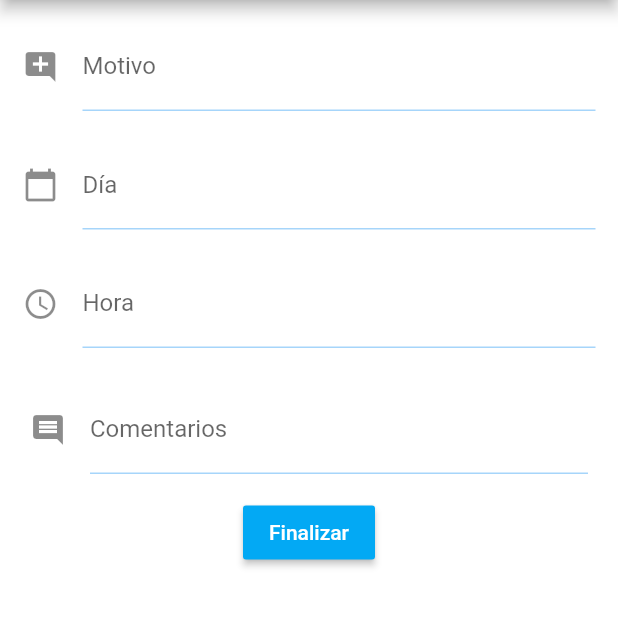
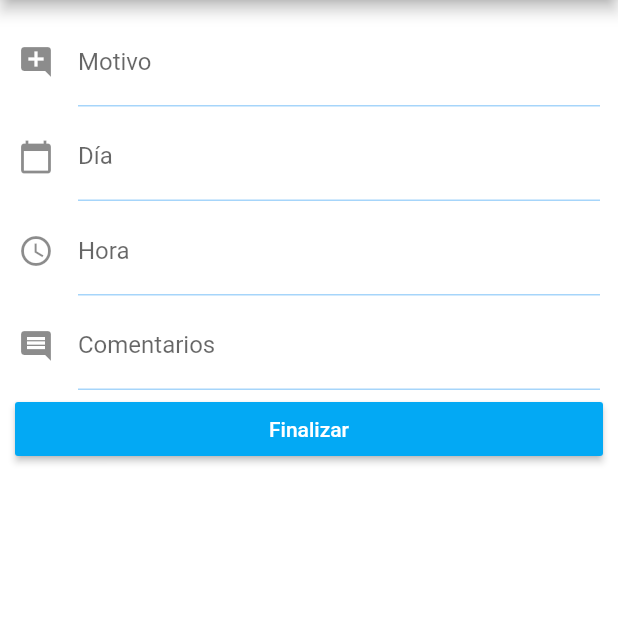
Before and after one commit to palomita01/CitaMedic---Flutter, a Flutter app: the GetTurn screen opened directly, after a tap on "Siguiente", on a phone screen of 412 x 824 dp, the part 84-712 px from its top. Run offline on Flutter 3.47's test engine with Material 2 defaults, Android fonts, the phone set to English and light mode, and no system bars; our stand-ins replace flutter_svg; missing offline and left inert: adobe_xd.

Commit message:
Corrección de errores en la interfaz

```diff
--- a/lib/getturn.dart
+++ b/lib/getturn.dart
@@ -12,6 +12,7 @@ class GetTurn extends StatelessWidget {
   final TextEditingController _controllerDeleg = TextEditingController();
   final TextEditingController _controllerEmail = TextEditingController();
   final TextEditingController _controllerTel = TextEditingController();
+  final TextEditingController _probador = TextEditingController();
 
   @override
   Widget build(BuildContext context) {
@@ -19,98 +20,41 @@ class GetTurn extends StatelessWidget {
       appBar: AppBar(
         title: Text("Solicitá tu turno"),
       ),
-      body: Padding(
-        padding: const EdgeInsets.all(50.0),
-        child: Column(
+      body: ListView(
+        padding: const EdgeInsets.all(10.0),
         children: <Widget>[
           // formularios y sus atributos
-            Padding(
-              padding: const EdgeInsets.all(2.0),
-              child: TextField(
-                  controller: _controllerNyA,
-                  decoration: InputDecoration(
-                    border: OutlineInputBorder(
-                      borderRadius: BorderRadius.circular(20.0),
+          //Textfield de Nombre y Apellido
+          createTextField("Nombre y Apellido", Icon(Icons.account_circle),
+              TextInputType.text, _controllerNyA),
+          //TextField de DNi
+          createTextField("DNI", Icon(Icons.assignment_ind),
+              TextInputType.number, _controllerDNI),
+
+          //TextField de Provincia
+          createTextField("Provincia", Icon(Icons.list), TextInputType.text,
+              _controllerProv),
+
+          //TextField de Delegación
+          createTextField("Delegación", Icon(Icons.location_on),
+              TextInputType.text, _controllerDeleg),
+
+          //TextField de Email
+          createTextField("E-mail", Icon(Icons.alternate_email),
+              TextInputType.emailAddress, _controllerEmail),
+
+          //TextField de Teléfono
+          createTextField("Teléfono", Icon(Icons.phone_android),
+              TextInputType.phone, _controllerTel),
+          // me devuelve los datos que pido luego de presionar el boton
+          createRaisedButton(context)
+        ],
       ),
-                    labelText: 'Nombre y Apellido',
-                    // suffixIcon: Icon(Icons.accessibility),
-                    icon: Icon(Icons.account_circle),
-                  ),
-                  keyboardType: TextInputType.text),
-            ),
-            Padding(
-              padding: const EdgeInsets.all(2.0),
-              child: TextField(
-                  controller: _controllerDNI,
-                  decoration: InputDecoration(
-                    border: OutlineInputBorder(
-                      borderRadius: BorderRadius.circular(20.0),
-                    ),
-                    labelText: 'DNI',
-                    // suffixIcon: Icon(Icons.accessibility),
-                    icon: Icon(Icons.assignment_ind),
-                  ),
-                  keyboardType: TextInputType.text),
-            ),
-            Padding(
-              padding: const EdgeInsets.all(2.0),
-              child: TextField(
-                  controller: _controllerProv,
-                  decoration: InputDecoration(
-                    border: OutlineInputBorder(
-                      borderRadius: BorderRadius.circular(20.0),
-                    ),
-                    labelText: 'Provincia',
-                    // suffixIcon: Icon(Icons.accessibility),
-                    icon: Icon(Icons.list),
-                  ),
-                  keyboardType: TextInputType.text),
-            ),
-            Padding(
-              padding: const EdgeInsets.all(2.0),
-              child: TextField(
-                  controller: _controllerDeleg,
-                  decoration: InputDecoration(
-                    border: OutlineInputBorder(
-                      borderRadius: BorderRadius.circular(20.0),
-                    ),
-                    labelText: 'Delegacion',
-                    // suffixIcon: Icon(Icons.accessibility),
-                    icon: Icon(Icons.location_on),
-                  ),
-                  keyboardType: TextInputType.text),
-            ),
-            Padding(
-              padding: const EdgeInsets.all(2.0),
-              child: TextField(
-                  controller: _controllerEmail,
-                  decoration: InputDecoration(
-                    // esto es una decoracion
-                    border: OutlineInputBorder(
-                      borderRadius: BorderRadius.circular(20.0),
-                    ),
-                    labelText: 'E-mail',
-                    // suffixIcon: Icon(Icons.accessibility),
-                    icon: Icon(Icons.alternate_email),
-                  ),
-                  keyboardType: TextInputType.text),
-            ),
-            Padding(
-              padding: const EdgeInsets.all(2.0),
-              child: TextField(
-                  controller: _controllerTel,
-                  decoration: InputDecoration(
-                    border: OutlineInputBorder(
-                      borderRadius: BorderRadius.circular(20.0),
-                    ),
-                    labelText: 'Teléfono',
-                    // suffixIcon: Icon(Icons.accessibility),
-                    icon: Icon(Icons.phone_android),
-                  ),
-                  keyboardType: TextInputType.text),
-            ),
-            // me devuelve los datos que pido luego de presionar el boton
-            RaisedButton(
+    );
+  }
+
+  Widget createRaisedButton(BuildContext context) {
+    return RaisedButton(
       color: Colors.lightBlue,
       textColor: Colors.white,
       child: Text('Siguiente'),
@@ -126,14 +70,39 @@ class GetTurn extends StatelessWidget {
             Producto(nya, dni, prov, deleg, email, tel);
 
         print(productoNuevo);
-                  Navigator.push(context, MaterialPageRoute(
+        Navigator.push(
+          context,
+          MaterialPageRoute(
             builder: (context) {
               return GetTurn1();
             },
-                  ));
-                })
-          ],
           ),
+        );
+      },
+    );
+  }
+
+  Widget createTextField(String label, Icon icon, TextInputType type,
+      TextEditingController controller) {
+    int length;
+    if (label == "DNI") {
+      length = 8;
+    } else {
+      length = null;
+    }
+    return Padding(
+      padding: const EdgeInsets.all(2.0),
+      child: TextField(
+        controller: controller,
+        decoration: InputDecoration(
+          border: OutlineInputBorder(
+            borderRadius: BorderRadius.circular(20.0),
+          ),
+          labelText: label,
+          icon: icon,
+        ),
+        keyboardType: type,
+        maxLength: length,
       ),
     );
   }
--- a/lib/getturn1.dart
+++ b/lib/getturn1.dart
@@ -1,6 +1,7 @@
 import 'package:flutter/material.dart';
 import 'package:proyecto_citamedic/model/Producto2.dart';
 import 'model/Producto2.dart';
+import 'getturn.dart';
 
 void main() => runApp(GetTurn1());
 
@@ -18,66 +19,23 @@ class GetTurn1 extends StatelessWidget {
         title: Text("Solicitá tu turno"),
       ),
       //definido los formularios en conjunto con sus atributos
-      body: Padding(
-        padding: const EdgeInsets.all(5.0),
-        child: Column(
+
+      body: ListView(
+        padding: const EdgeInsets.all(10.0),
         children: <Widget>[
-            Padding(
-              padding: const EdgeInsets.all(10.0),
-              child: TextField(
-                  controller: _controllerMotivo,
-                  decoration: InputDecoration(
-                    border: OutlineInputBorder(
-                      borderRadius: BorderRadius.circular(20.0),
-                    ),
-                    labelText: 'Motivo',
-                    // suffixIcon: Icon(Icons.accessibility),
-                    icon: Icon(Icons.add_comment),
-                  ),
-                  keyboardType: TextInputType.text),
-            ),
-            Padding(
-              padding: const EdgeInsets.all(10.0),
-              child: TextField(
-                  controller: _controllerDia,
-                  decoration: InputDecoration(
-                    border: OutlineInputBorder(
-                      borderRadius: BorderRadius.circular(20.0),
-                    ),
-                    labelText: 'Día',
-                    // suffixIcon: Icon(Icons.accessibility),
-                    icon: Icon(Icons.calendar_today),
-                  ),
-                  keyboardType: TextInputType.datetime),
-            ),
-            Padding(
-              padding: const EdgeInsets.all(10.0),
-              child: TextField(
-                  controller: _controllerHora,
-                  decoration: InputDecoration(
-                    border: OutlineInputBorder(
-                      borderRadius: BorderRadius.circular(20.0),
-                    ),
-                    labelText: 'Hora',
-                    // suffixIcon: Icon(Icons.accessibility),
-                    icon: Icon(Icons.access_time),
-                  ),
-                  keyboardType: TextInputType.text),
-            ),
-            Padding(
-              padding: const EdgeInsets.all(15.0),
-              child: TextField(
-                  controller: _controllerComent,
-                  decoration: InputDecoration(
-                    border: OutlineInputBorder(
-                      borderRadius: BorderRadius.circular(20.0),
-                    ),
-                    labelText: 'Comentarios',
-                    // suffixIcon: Icon(Icons.accessibility),
-                    icon: Icon(Icons.comment),
-                  ),
-                  keyboardType: TextInputType.text),
-            ),
+          //TextField de "Motivo"
+          createTextField("Motivo", Icon(Icons.add_comment), TextInputType.text,
+              _controllerMotivo),
+          //TextField de "Día"
+          createTextField("Día", Icon(Icons.calendar_today),
+              TextInputType.datetime, _controllerDia),
+          //TextField de "Hora"
+          createTextField("Hora", Icon(Icons.access_time), TextInputType.text,
+              _controllerHora),
+          //TextField de "Comentarios"
+          createTextField("Comentarios", Icon(Icons.comment),
+              TextInputType.text, _controllerComent),
+
           RaisedButton(
             color: Colors.lightBlue,
             textColor: Colors.white,
@@ -93,9 +51,34 @@ class GetTurn1 extends StatelessWidget {
                   Producto2(motivo, dia, hora, coment);
 
               print(productoNuevo);
-                })
+            },
+          ),
         ],
       ),
+    );
+  }
+
+  Widget createTextField(String label, Icon icon, TextInputType type,
+      TextEditingController controller) {
+    int length;
+    if (label == "DNI") {
+      length = 8;
+    } else {
+      length = null;
+    }
+    return Padding(
+      padding: const EdgeInsets.all(2.0),
+      child: TextField(
+        controller: controller,
+        decoration: InputDecoration(
+          border: OutlineInputBorder(
+            borderRadius: BorderRadius.circular(20.0),
+          ),
+          labelText: label,
+          icon: icon,
+        ),
+        keyboardType: type,
+        maxLength: length,
       ),
     );
   }
--- a/lib/signin_screen.dart
+++ b/lib/signin_screen.dart
@@ -1,6 +1,6 @@
 import 'package:flutter/material.dart';
 import 'package:proyecto_citamedic/constants.dart';
-import 'package:proyecto_citamedic/input_page.dart';
+import 'package:proyecto_citamedic/register_screen.dart';
 import 'interfaz_screen.dart';
 // import 'register.dart';
 
@@ -47,7 +47,7 @@ class SignInScreen extends StatelessWidget {
                         onPressed: () => Navigator.push(
                           context,
                           MaterialPageRoute(
-                            builder: (context) => InputPage(),
+                            builder: (context) => RegisterScreen(),
                           ),
                         ),
                       )
@@ -105,9 +105,8 @@ class SignInScreen extends StatelessWidget {
                   ),
                   //en toda esta estructura incluyen los iconos y sus atributos
                   Spacer(),
-                  Padding(
-                    padding: const EdgeInsets.only(bottom: 20),
-                    child: Row(
+
+                  Row(
                     children: <Widget>[
                       Container(
                         padding: const EdgeInsets.all(16),
@@ -142,19 +141,34 @@ class SignInScreen extends StatelessWidget {
                         decoration: BoxDecoration(
                           shape: BoxShape.circle,
                         ),
-                          child: FloatingActionButton(
+                        child: createFloatingActionButton(context),
+                      )
+                    ],
+                  ),
+                ],
+              ),
+            ),
+          ),
+        ],
+      ),
+    );
+  }
+
+  //Crea el FloatingActionButton que lleva a la pantalla de interfaz
+  Widget createFloatingActionButton(BuildContext context) {
+    return FloatingActionButton(
       child: Icon(Icons.arrow_forward),
       onPressed: () {
-                              if (_email == "" || _password == "") {
+        // if (_email == "" || _password == "") {
+        if (false) {
           showDialog(
             context: context,
             child: AlertDialog(
-                                    title: Text("Complete los formularios"),
-                                    content: Text("Completa los formularios"),
+              title: Text("Formulario", textAlign: TextAlign.center),
+              content: Text("Completa los campos con sus datos"),
               actions: <Widget>[
                 FlatButton(
-                                        onPressed: () =>
-                                            Navigator.of(context).pop(),
+                  onPressed: () => Navigator.of(context).pop(),
                   child: Text("Aceptar"),
                 )
               ],
@@ -170,17 +184,7 @@ class SignInScreen extends StatelessWidget {
           );
         }
       },
-                          ),
-                        )
-                      ],
-                    ),
-                  ),
-                ],
-              ),
-            ),
-          ),
-        ],
-      ),
     );
+  } // creatFloatingActionButton
+
 }
-}
```
Lines whose indentation alone changed are shown as unchanged.
